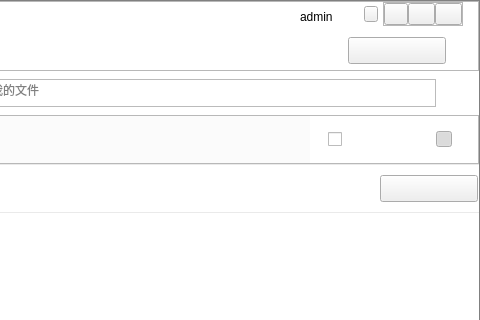
Before: the Qt Designer form src/NetDisk/mainwidget.ui in birdman1992/NetDisk, drawn with Qt 5; both pictures show x 480 to 960 and y 0 to 320 of the 960 by 648 pixel window.
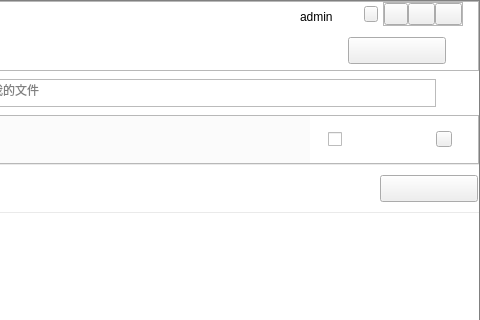
After: the same form once the commit is applied. Icons and pictures are not drawn.

Patch:
```diff
--- a/src/NetDisk/mainwidget.ui
+++ b/src/NetDisk/mainwidget.ui
@@ -1160,7 +1160,7 @@
                 <bool>true</bool>
                </property>
                <property name="checked">
-                <bool>true</bool>
+                <bool>false</bool>
                </property>
               </widget>
              </item>
```
